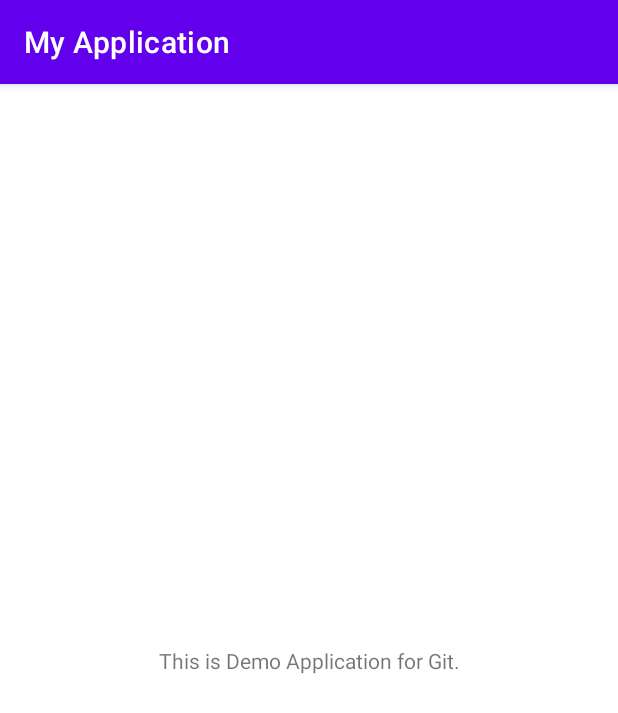
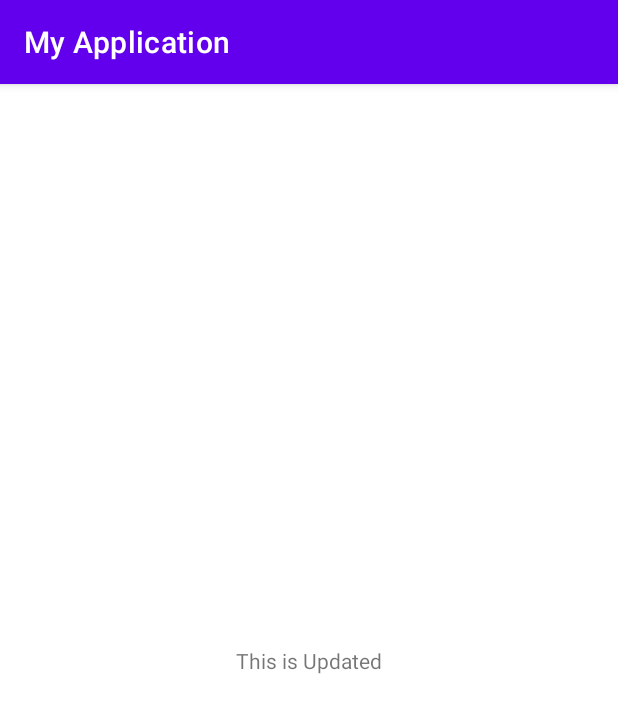
Before and after one commit to Abhay-Shankur/Demo, an Android app: the screen it shows after launch (MainActivity), on a phone screen of 412 x 824 dp. Shown: the top 713 px of the screen. Run offline under Robolectric (Android 15) with nearby library versions, the phone set to English and light mode, and no system bars.

Commit message:
Second Commit

```diff
--- a/app/src/main/res/layout/activity_main.xml
+++ b/app/src/main/res/layout/activity_main.xml
@@ -9,7 +9,7 @@
     <TextView
         android:layout_width="wrap_content"
         android:layout_height="wrap_content"
-        android:text="This is Demo Application for Git."
+        android:text="This is Updated"
         app:layout_constraintBottom_toBottomOf="parent"
         app:layout_constraintEnd_toEndOf="parent"
         app:layout_constraintStart_toStartOf="parent"
```
